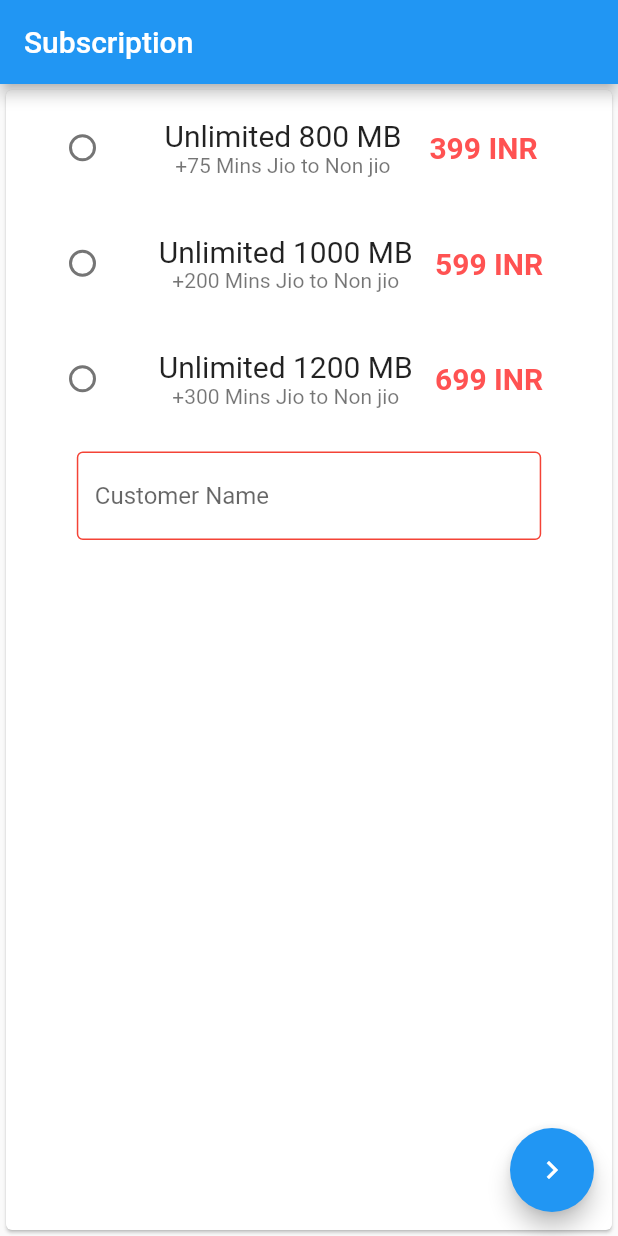
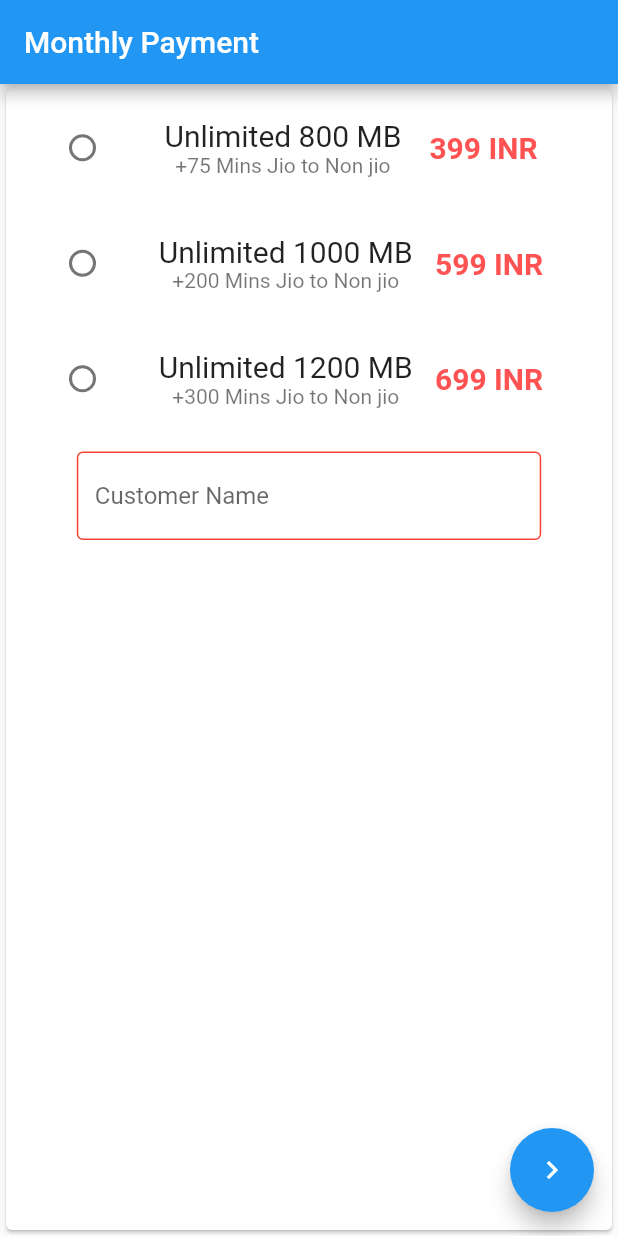
Before and after one commit to sumanmanna134/AppUI, a Flutter app: the screen it shows after launch, on a phone screen of 412 x 824 dp. Run offline on Flutter 3.47's test engine with Material 2 defaults, Android fonts, the phone set to English and light mode, and no system bars; our stand-ins replace toast.

Commit message:
Update Homepage.dart

```diff
--- a/lib/Homepage.dart
+++ b/lib/Homepage.dart
@@ -40,7 +40,7 @@ class _HomepageState extends State<Homepage> {
   Widget build(BuildContext context) {
     return Scaffold(
       appBar: AppBar(
-        title: Text("Subscription"),
+        title: Text("Monthly Payment"),
       ),
 
       floatingActionButton: FloatingActionButton(
```
